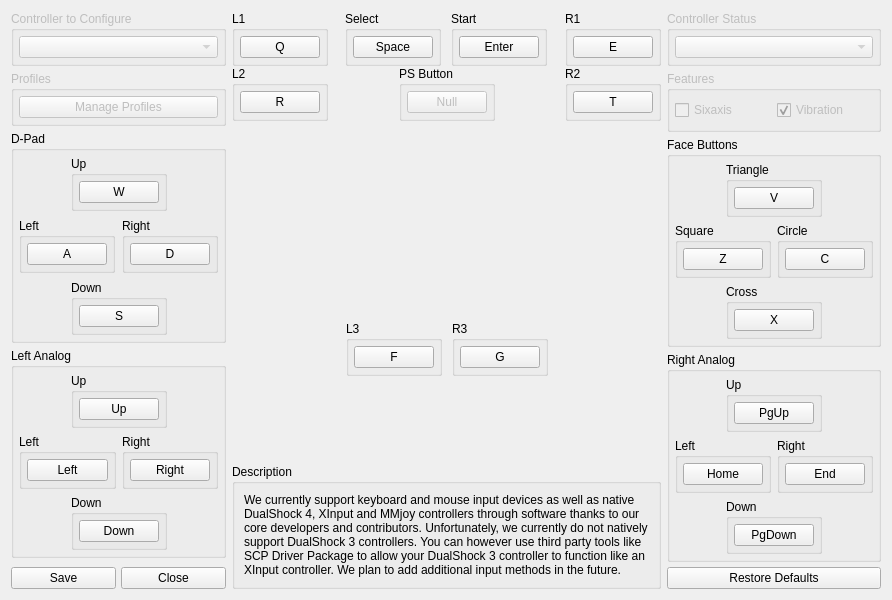
First picture: the form in rpcs3/rpcs3qt/pad_settings_dialog.ui, repository RPCS3/rpcs3, before the edit.
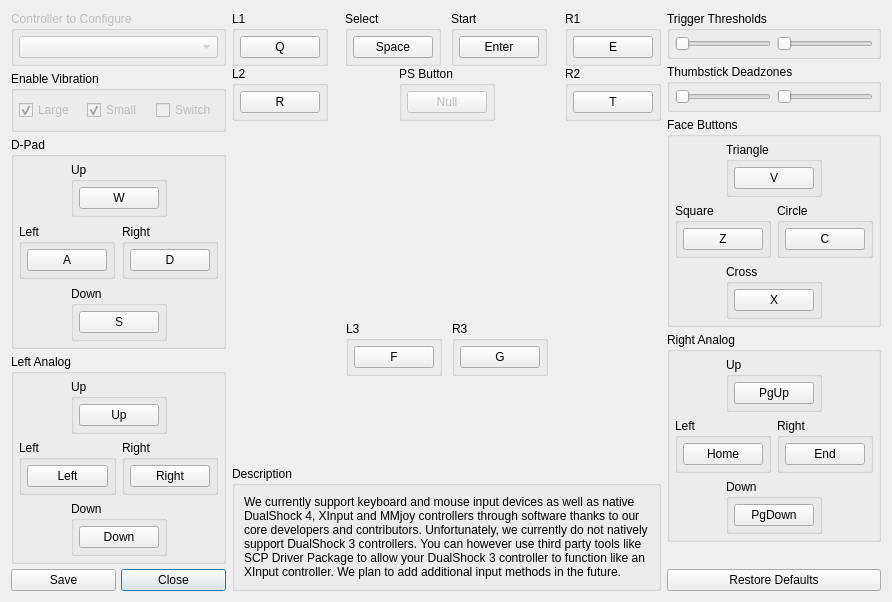
Second picture: the form after the edit. Icons and pictures are not drawn.

```diff
--- a/rpcs3/rpcs3qt/pad_settings_dialog.ui
+++ b/rpcs3/rpcs3qt/pad_settings_dialog.ui
@@ -51,30 +51,56 @@
       </widget>
      </item>
      <item>
-      <widget class="QGroupBox" name="groupBox_3">
-       <property name="enabled">
-        <bool>false</bool>
-       </property>
+      <widget class="QGroupBox" name="gb_vibration">
        <property name="title">
-        <string>Profiles</string>
+        <string>Enable Vibration</string>
        </property>
-       <layout class="QVBoxLayout" name="verticalLayout_2">
+       <layout class="QHBoxLayout" name="horizontalLayout_2">
         <property name="leftMargin">
          <number>5</number>
         </property>
         <property name="topMargin">
-         <number>5</number>
+         <number>9</number>
         </property>
         <property name="rightMargin">
          <number>5</number>
         </property>
         <property name="bottomMargin">
-         <number>5</number>
+         <number>9</number>
         </property>
         <item>
-         <widget class="QPushButton" name="b_profile">
+         <widget class="QCheckBox" name="chb_vibration_large">
+          <property name="enabled">
+           <bool>false</bool>
+          </property>
           <property name="text">
-           <string>Manage Profiles</string>
+           <string>Large</string>
+          </property>
+          <property name="checked">
+           <bool>true</bool>
+          </property>
+         </widget>
+        </item>
+        <item>
+         <widget class="QCheckBox" name="chb_vibration_small">
+          <property name="enabled">
+           <bool>false</bool>
+          </property>
+          <property name="text">
+           <string>Small</string>
+          </property>
+          <property name="checked">
+           <bool>true</bool>
+          </property>
+         </widget>
+        </item>
+        <item>
+         <widget class="QCheckBox" name="chb_vibration_switch">
+          <property name="enabled">
+           <bool>false</bool>
+          </property>
+          <property name="text">
+           <string>Switch</string>
           </property>
          </widget>
         </item>
@@ -1108,14 +1134,11 @@
       <number>5</number>
      </property>
      <item>
-      <widget class="QGroupBox" name="groupBox_4">
-       <property name="enabled">
-        <bool>false</bool>
-       </property>
+      <widget class="QGroupBox" name="gb_triggers">
        <property name="title">
-        <string>Controller Status</string>
+        <string>Trigger Thresholds</string>
        </property>
-       <layout class="QVBoxLayout" name="verticalLayout_3">
+       <layout class="QHBoxLayout" name="horizontalLayout_21">
         <property name="leftMargin">
          <number>5</number>
         </property>
@@ -1129,58 +1152,63 @@
          <number>5</number>
         </property>
         <item>
-         <widget class="QComboBox" name="cb_status"/>
+         <widget class="QSlider" name="slider_trigger_left">
+          <property name="enabled">
+           <bool>false</bool>
+          </property>
+          <property name="orientation">
+           <enum>Qt::Horizontal</enum>
+          </property>
+         </widget>
+        </item>
+        <item>
+         <widget class="QSlider" name="slider_trigger_right">
+          <property name="enabled">
+           <bool>false</bool>
+          </property>
+          <property name="orientation">
+           <enum>Qt::Horizontal</enum>
+          </property>
+         </widget>
         </item>
        </layout>
       </widget>
      </item>
      <item>
-      <widget class="QGroupBox" name="groupBox_5">
-       <property name="enabled">
-        <bool>false</bool>
-       </property>
+      <widget class="QGroupBox" name="gb_sticks">
        <property name="title">
-        <string>Features</string>
+        <string>Thumbstick Deadzones</string>
        </property>
-       <layout class="QHBoxLayout" name="horizontalLayout_2">
+       <layout class="QHBoxLayout" name="horizontalLayout_22">
         <property name="leftMargin">
          <number>5</number>
         </property>
         <property name="topMargin">
-         <number>9</number>
+         <number>5</number>
         </property>
         <property name="rightMargin">
          <number>5</number>
         </property>
         <property name="bottomMargin">
-         <number>9</number>
+         <number>5</number>
         </property>
         <item>
-         <widget class="QCheckBox" name="chb_sixaxis">
+         <widget class="QSlider" name="slider_stick_left">
           <property name="enabled">
            <bool>false</bool>
           </property>
-          <property name="text">
-           <string>Sixaxis</string>
-          </property>
-          <property name="checkable">
-           <bool>true</bool>
-          </property>
-          <property name="checked">
-           <bool>false</bool>
+          <property name="orientation">
+           <enum>Qt::Horizontal</enum>
           </property>
          </widget>
         </item>
         <item>
-         <widget class="QCheckBox" name="chb_vibration">
+         <widget class="QSlider" name="slider_stick_right">
           <property name="enabled">
            <bool>false</bool>
           </property>
-          <property name="text">
-           <string>Vibration</string>
-          </property>
-          <property name="checked">
-           <bool>true</bool>
+          <property name="orientation">
+           <enum>Qt::Horizontal</enum>
           </property>
          </widget>
         </item>
```
Left out of the diff: 16 changed lines with no effect on the pictures.
